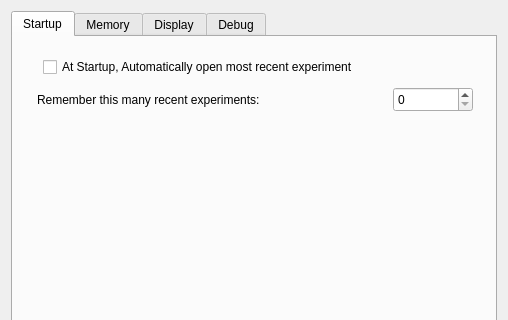
guyjennings/qxrd, file source/qxrdglobalpreferencesdialog.ui: the form before one commit; both pictures show x 0 to 508 and y 0 to 320 of the 508 by 471 pixel window.
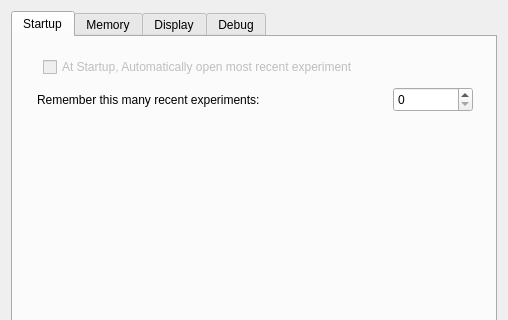
The form after the commit.

```diff
--- a/source/qxrdglobalpreferencesdialog.ui
+++ b/source/qxrdglobalpreferencesdialog.ui
@@ -24,6 +24,9 @@
        <string>Startup</string>
       </attribute>
       <widget class="QCheckBox" name="m_OpenDirectly">
+       <property name="enabled">
+        <bool>false</bool>
+       </property>
        <property name="geometry">
         <rect>
          <x>30</x>
```
